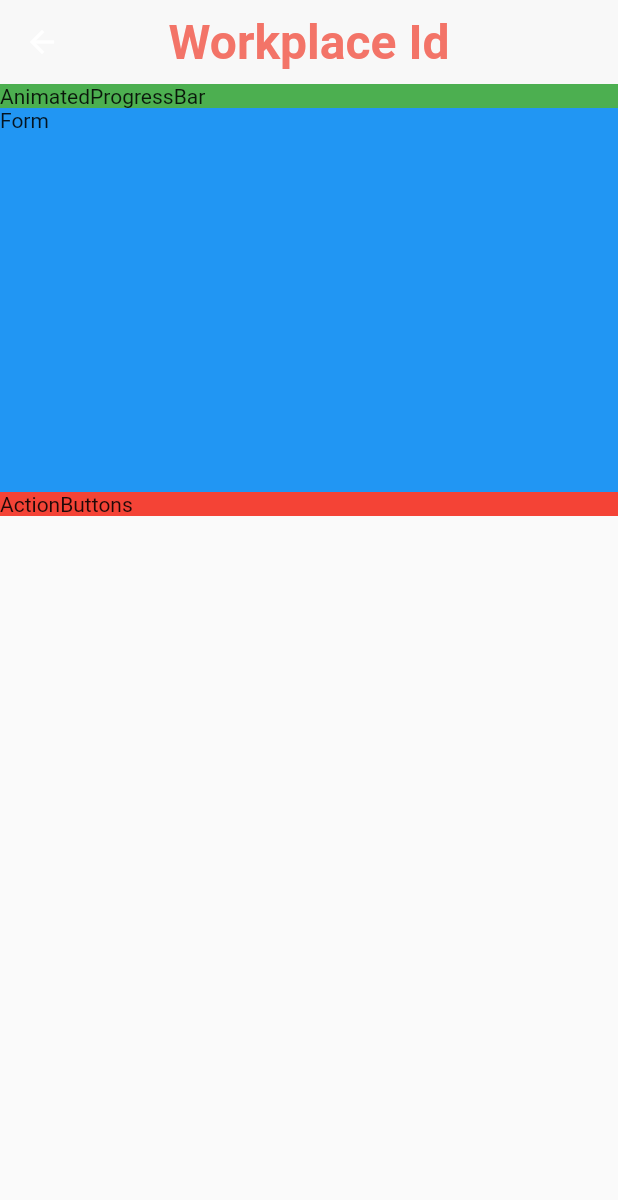
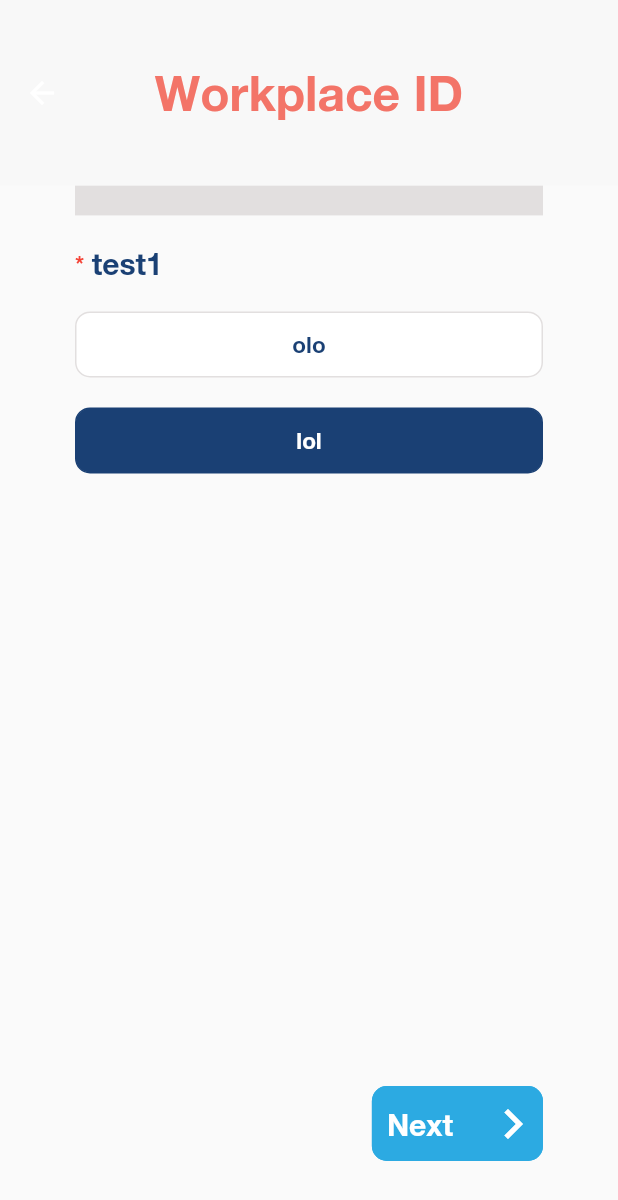
Before and after one commit to slavefreetrade/libertas_people, a Flutter app: the ProfileCreationView screen opened directly, on a phone screen of 412 x 824 dp. Shown: the top 1200 px of the screen. Run offline on Flutter 3.47's test engine with Material 2 defaults, Android fonts, the phone set to English and light mode, and no system bars; our stand-ins replace device_preview.

Commit message:
Add profile creation view

```diff
--- a/lib/main.dart
+++ b/lib/main.dart
@@ -1,10 +1,10 @@
 import 'package:device_preview/device_preview.dart';
 import 'package:flutter/material.dart';
 import 'package:flutter_localizations/flutter_localizations.dart';
-import 'package:libertaspeople/pages/profile_creation/shared/fonts/app_fonts.dart';
 
 import 'constants/colors.dart';
 import 'generated/l10n.dart';
+import 'pages/profile_creation/shared/fonts/app_fonts.dart';
 import 'pages/ui_development_page.dart';
 
 
@@ -50,7 +50,7 @@ class MyApp extends StatelessWidget {
                 color: ColorConstants.orange,
                 fontFamily: AppFonts.helveticaNeue,
                 fontSize: 32,
-                fontWeight: FontWeight.w700),
+                fontWeight: FontWeight.w500),
           ),
         ),
       ),
--- /dev/null
+++ b/lib/pages/profile_creation/base/base_view.dart
@@ -0,0 +1,44 @@
+import 'package:flutter/material.dart';
+import 'package:provider/provider.dart';
+
+class BaseView<T extends ChangeNotifier> extends StatefulWidget {
+  const BaseView({
+    Key key,
+    this.builder,
+    this.model,
+    this.child,
+    this.onModelReady,
+  }) : super(key: key);
+
+  final Widget Function(BuildContext context, T model, Widget child) builder;
+  final T model;
+  final Widget child;
+  final Function(T) onModelReady;
+
+  @override
+  _BaseWidgetState<T> createState() => _BaseWidgetState<T>();
+}
+
+class _BaseWidgetState<T extends ChangeNotifier> extends State<BaseView<T>> {
+  T model;
+
+  @override
+  void initState() {
+    model = widget.model;
+    if (widget.onModelReady != null) {
+      widget.onModelReady(model);
+    }
+    super.initState();
+  }
+
+  @override
+  Widget build(BuildContext context) {
+    return ChangeNotifierProvider<T>(
+      create: (BuildContext context) => model,
+      child: Consumer<T>(
+        builder: widget.builder,
+        child: widget.child,
+      ),
+    );
+  }
+}
--- /dev/null
+++ b/lib/pages/profile_creation/base/base_view_model.dart
@@ -0,0 +1,12 @@
+import 'package:flutter/widgets.dart';
+
+class BaseViewModel with ChangeNotifier {
+  bool _busy = false;
+
+  bool get busy => _busy;
+
+  void setBusy(bool value) {
+    _busy = value;
+    notifyListeners();
+  }
+}
--- /dev/null
+++ b/lib/pages/profile_creation/models/profile_model.dart
@@ -0,0 +1,15 @@
+class ProfileModel {
+  String workplaceId;
+  Gender gender;
+
+  ProfileModel({
+    this.workplaceId,
+    this.gender,
+  });
+}
+
+enum Gender { male, female, other, preferNotToSay }
+
+extension ParseToString on Gender {
+  String toShortString() => toString().split('.').last;
+}
--- /dev/null
+++ b/lib/pages/profile_creation/models/profile_query_model.dart
@@ -0,0 +1,15 @@
+import 'package:flutter/widgets.dart';
+
+class ProfileFormQuestionModel {
+  String title;
+  List<String> options;
+  int selectedIndex;
+  bool isRequired;
+
+  ProfileFormQuestionModel({
+    @required this.title,
+    this.selectedIndex,
+    this.options = const <String>[],
+    this.isRequired = true
+  });
+}
--- /dev/null
+++ b/lib/pages/profile_creation/profile_creation_view.dart
@@ -0,0 +1,136 @@
+import 'package:flutter/material.dart';
+
+import 'base/base_view.dart';
+import 'models/profile_query_model.dart';
+import 'profile_creation_view_model.dart';
+import 'shared/utils/extensions.dart';
+import 'widgets/bottom_action_buttons.dart';
+import 'widgets/header_progress_bar.dart';
+import 'widgets/multiselect_form_view.dart';
+
+class ProfileCreationView extends StatefulWidget {
+  const ProfileCreationView({Key key}) : super(key: key);
+
+  @override
+  _ProfileCreationViewState createState() => _ProfileCreationViewState();
+}
+
+class _ProfileCreationViewState extends State<ProfileCreationView> {
+  int _progressIndex = 0;
+  PageController _pageController;
+  Duration animationDuration = const Duration(microseconds: 50);
+  Curve animationCurve = Curves.easeIn;
+
+  @override
+  void initState() {
+    super.initState();
+    _pageController = PageController();
+  }
+
+  final List<Widget> _pages = [
+    MultiSelectFormPage(ProfileFormQuestionModel(
+        title: 'test1', options: ['olo', 'lol'], selectedIndex: 1)),
+    MultiSelectFormPage(
+        ProfileFormQuestionModel(title: 'test2', options: ['sho', 'pooo'])),
+    MultiSelectFormPage(
+        ProfileFormQuestionModel(title: 'test3', options: ['olo', 'lol'])),
+  ];
+
+  @override
+  Widget build(BuildContext context) {
+    return BaseView<ProfileCreationViewModel>(
+        model: ProfileCreationViewModel(),
+        builder: (BuildContext context, ProfileCreationViewModel model,
+                Widget child) =>
+            WillPopScope(
+              onWillPop: _onWillPop,
+              child: SafeArea(
+                child: Scaffold(
+                  appBar: _buildAppBar(context),
+                  body: Padding(
+                    padding: const EdgeInsets.symmetric(horizontal: 50),
+                    child: Column(
+                      crossAxisAlignment: CrossAxisAlignment.stretch,
+                      children: [
+                        HeaderProgressBar(
+                          animatedDuration: const Duration(seconds: 1),
+                          currentValue: _progressIndex,
+                          maxValue: _pages.length - 1,
+                        ),
+                        Expanded(
+                          child: PageView(
+                            controller: _pageController,
+                            physics: const NeverScrollableScrollPhysics(),
+                            children: _pages,
+                          ),
+                        ),
+                        Column(
+                          mainAxisAlignment: MainAxisAlignment.end,
+                          children: [
+                            BottomActionButtons(
+                              onPressedBack: _onPressedBack,
+                              onPressedNext: _onPressedNext,
+                              // ignore: avoid_bool_literals_in_conditional_expressions
+                              showBack: _pageController.hasClients
+                                  ? _pageController.page != 0
+                                  : false,
+                              // ignore: avoid_bool_literals_in_conditional_expressions
+                              showNext: _pageController.hasClients
+                                  ? _pageController.page != _pages.length - 1
+                                  : true,
+                            ),
+                            const SizedBox(height: 50),
+                          ],
+                        ),
+                      ],
+                    ),
+                  ),
+                ),
+              ),
+            ));
+  }
+
+  AppBar _buildAppBar(BuildContext context) {
+    return AppBar(
+      title: const Text('Workplace ID'),
+      centerTitle: true,
+      toolbarHeight: context.height * 0.15,
+    );
+  }
+
+  Future<bool> _onWillPop() async {
+    if (_pageController.hasClients
+        ? _pageController.page == 0
+        : _pageController.initialPage == 0) {
+      return true;
+    } else {
+      await _onPressedBack();
+      return false;
+    }
+  }
+
+  @override
+  void dispose() {
+    _pageController.dispose();
+    super.dispose();
+  }
+
+  Future<void> _onPressedNext() async {
+    print('going from ${_pageController.page} to ${_pageController.page + 1}');
+
+    _progressIndex++;
+    await _pageController.animateToPage(_progressIndex,
+        duration: animationDuration, curve: animationCurve);
+    setState(() {});
+  }
+
+  Future<void> _onPressedBack() async {
+    print('going from ${_pageController.page} to ${_pageController.page - 1}');
+
+    _progressIndex--;
+    await _pageController.animateToPage(_progressIndex,
+        duration: animationDuration, curve: animationCurve);
+
+    setState(() {});
+  }
+}
--- /dev/null
+++ b/lib/pages/profile_creation/profile_creation_view_model.dart
@@ -0,0 +1,3 @@
+import 'base/base_view_model.dart';
+
+class ProfileCreationViewModel extends BaseViewModel {}
--- /dev/null
+++ b/lib/pages/profile_creation/provider/profile_creation_provider.dart
@@ -0,0 +1,4 @@
+import 'package:flutter/material.dart';
+
+class ProfileCreationProvider extends ChangeNotifier {
+}
--- a/lib/pages/profile_creation/shared/buttons/base_button_widget.dart
+++ b/lib/pages/profile_creation/shared/buttons/base_button_widget.dart
@@ -1,5 +1,4 @@
 import 'package:flutter/material.dart';
-import '../../../../constants/colors.dart';
 
 class BaseButton extends StatelessWidget {
   final Function() onPressedBtn;
@@ -56,8 +55,8 @@ class BaseButton extends StatelessWidget {
             labelBtn,
             style: TextStyle(
               color: colorTxt,
-              fontWeight: FontWeight.w700,
-              fontSize: 24, // double
+              fontWeight: FontWeight.w500,
+              fontSize: 20, // double
             ),
           ),
           if (isRightArrowBtn)
--- a/lib/pages/profile_creation/shared/buttons/button_full_color_with_next_arrow.dart
+++ b/lib/pages/profile_creation/shared/buttons/button_full_color_with_next_arrow.dart
@@ -1,5 +1,5 @@
 import 'package:flutter/material.dart';
-import 'package:libertaspeople/constants/colors.dart';
+import '../../../../constants/colors.dart';
 import 'base_button_widget.dart';
 
 class ButtonFullColorWithNextArrow extends BaseButton {
@@ -17,5 +17,6 @@ class ButtonFullColorWithNextArrow extends BaseButton {
             isRightArrowBtn: true,
             colorBtn: ColorConstants.lightBlue,
             colorTxt: ColorConstants.white,
+            colorBorder: ColorConstants.lightBlue,
             key: key);
 }
--- /dev/null
+++ b/lib/pages/profile_creation/shared/fonts/app_fonts.dart
@@ -0,0 +1,3 @@
+class AppFonts {
+  static const String helveticaNeue = 'HelveticaNeue';
+}
--- /dev/null
+++ b/lib/pages/profile_creation/shared/form_fields/app_form_field.dart
@@ -0,0 +1,63 @@
+import 'package:flutter/material.dart';
+import '../../../../constants/colors.dart';
+
+class AppFormField extends StatelessWidget {
+  final String label;
+  final bool isSelected;
+  final double fontSize;
+  final double padding;
+
+  const AppFormField({
+    Key key,
+    @required this.label,
+    this.isSelected = false,
+    this.fontSize = 15,
+    this.padding = 12
+  })  : assert(label != null),
+        super(key: key);
+
+  @override
+  Widget build(BuildContext context) {
+    return isSelected
+        ? Container(
+            width: double.infinity,
+            padding: EdgeInsets.all(padding),
+            decoration: BoxDecoration(
+              color: ColorConstants.darkBlue,
+              border: Border.all(
+                color: ColorConstants.darkBlue,
+              ),
+              borderRadius: const BorderRadius.all(
+                Radius.circular(10),
+              ),
+            ),
+            child: Center(
+                child: Text(
+              label,
+              style: TextStyle(
+                  color: ColorConstants.white,
+                  fontSize: fontSize,
+                  fontWeight: FontWeight.w500),
+            )),
+          )
+        : Container(
+            width: double.infinity,
+            padding: EdgeInsets.all(padding),
+            decoration: BoxDecoration(
+              color: ColorConstants.white,
+              border: Border.all(
+                color: ColorConstants.greyAboutPage,
+              ),
+              borderRadius: const BorderRadius.all(
+                Radius.circular(10),
+              ),
+            ),
+            child: Center(
+              child: Text(label,
+                  style: TextStyle(
+                      color: ColorConstants.darkBlue,
+                      fontSize: fontSize,
+                      fontWeight: FontWeight.w500)),
+            ));
+  }
+}
--- /dev/null
+++ b/lib/pages/profile_creation/shared/utils/extensions.dart
@@ -0,0 +1,12 @@
+import 'package:flutter/material.dart';
+
+extension StringExtension on String {
+  String capitalizeFirstLetter() {
+    return '${this[0].toUpperCase()}${substring(1)}';
+  }
+}
+
+extension BuildContextExtension on BuildContext {
+  double get height => MediaQuery.of(this).size.height;
+  double get width => MediaQuery.of(this).size.width;
+}
--- a/lib/pages/profile_creation/view.dart
+++ /dev/null
@@ -1,36 +0,0 @@
-import 'package:flutter/material.dart';
-
-class ProfileCreationView extends StatelessWidget {
-  @override
-  Widget build(BuildContext context) {
-    return Scaffold(
-      appBar: AppBar(title: Text('Workplace Id')),
-      body: SafeArea(
-        bottom: false,
-        child: Column(
-          crossAxisAlignment: CrossAxisAlignment.stretch,
-          children: [
-            Flexible(
-              child: Container(
-                color: Colors.green,
-                child: Text('AnimatedProgressBar'),
-              ),
-            ),
-            Expanded(
-              child: Container(
-                color: Colors.blue,
-                child: Text('Form'),
-              ),
-            ),
-            Flexible(
-              child: Container(
-                color: Colors.red,
-                child: Text('ActionButtons'),
-              ),
-            ),
-          ],
-        ),
-      ),
-    );
-  }
-}
--- /dev/null
+++ b/lib/pages/profile_creation/widgets/bottom_action_buttons.dart
@@ -0,0 +1,44 @@
+import 'package:flutter/material.dart';
+import '../shared/buttons/button_bordered_with_back_arrow.dart';
+import '../shared/buttons/button_full_color_with_next_arrow.dart';
+
+class BottomActionButtons extends StatelessWidget {
+  const BottomActionButtons({
+    Key key,
+    @required this.onPressedBack,
+    @required this.onPressedNext,
+    this.showBack = true,
+    this.showNext = true,
+  })  : assert(onPressedBack != null,
+            'onPressedBack should not be equal to null in BottomActionButtons'),
+        assert(onPressedNext != null,
+            'onPressedNext should not be equal to null in BottomActionButtons'),
+        super(key: key);
+  final Function() onPressedNext;
+  final Function() onPressedBack;
+  final bool showBack;
+  final bool showNext;
+
+  @override
+  Widget build(BuildContext context) {
+    return Row(
+      mainAxisAlignment: MainAxisAlignment.spaceBetween,
+      children: [
+        if (onPressedBack != null && showBack)
+          ButtonBorderedWithBackArrow(
+            label: 'Back',
+            onPressed: onPressedBack,
+          )
+        else
+          const SizedBox.shrink(),
+        if (onPressedNext != null && showNext)
+          ButtonFullColorWithNextArrow(
+            label: 'Next',
+            onPressed: onPressedNext,
+          )
+        else
+          const SizedBox.shrink(),
+      ],
+    );
+  }
+}
--- /dev/null
+++ b/lib/pages/profile_creation/widgets/header_progress_bar.dart
@@ -0,0 +1,162 @@
+import 'package:flutter/animation.dart';
+import 'package:flutter/widgets.dart';
+import '../../../constants/colors.dart';
+
+class HeaderProgressBar extends StatefulWidget {
+  const HeaderProgressBar(
+      {Key key,
+        this.currentValue = 0,
+        this.maxValue = 100,
+        this.size = 20,
+        this.animatedDuration = const Duration(milliseconds: 300),
+        this.direction = Axis.horizontal,
+        this.verticalDirection = VerticalDirection.down,
+        this.borderRadius = 0,
+        this.border,
+        this.backgroundColor = ColorConstants.greyAboutPage,
+        this.progressColor = ColorConstants.lightBlue,
+        this.changeColorValue,
+        this.changeProgressColor = const Color(0xFF5F4B8B),
+        this.displayText})
+      : super(key: key);
+  final int currentValue;
+  final int maxValue;
+  final double size;
+  final Duration animatedDuration;
+  final Axis direction;
+  final VerticalDirection verticalDirection;
+  final double borderRadius;
+  final BoxBorder border;
+  final Color backgroundColor;
+  final Color progressColor;
+  final int changeColorValue;
+  final Color changeProgressColor;
+  final String displayText;
+
+  @override
+  _HeaderProgressBarState createState() => _HeaderProgressBarState();
+}
+
+class _HeaderProgressBarState extends State<HeaderProgressBar>
+    with SingleTickerProviderStateMixin {
+  Animation<double> _animation;
+  AnimationController _controller;
+  double _currentBegin = 0;
+  double _currentEnd = 0;
+
+  @override
+  void initState() {
+    _controller =
+        AnimationController(duration: widget.animatedDuration, vsync: this);
+    _animation = Tween<double>(begin: _currentBegin, end: _currentEnd)
+        .animate(_controller);
+    triggerAnimation();
+    super.initState();
+  }
+
+  @override
+  void didUpdateWidget(HeaderProgressBar old) {
+    triggerAnimation();
+    super.didUpdateWidget(old);
+  }
+
+  void triggerAnimation() {
+    setState(() {
+      _currentBegin = _animation.value;
+      _currentEnd = widget.currentValue / widget.maxValue;
+      _animation = Tween<double>(begin: _currentBegin, end: _currentEnd)
+          .animate(_controller);
+    });
+    _controller.reset();
+    _controller.forward();
+  }
+
+  @override
+  Widget build(BuildContext context) => _AnimatedProgressBar(
+    animation: _animation,
+    widget: widget,
+  );
+
+  @override
+  void dispose() {
+    _controller.dispose();
+    super.dispose();
+  }
+}
+
+class _AnimatedProgressBar extends AnimatedWidget {
+  const _AnimatedProgressBar({
+    Key key,
+    Animation<double> animation,
+    this.widget,
+  }) : super(key: key, listenable: animation);
+  final HeaderProgressBar widget;
+
+  double transformValue(double x, int begin, int end, int before) {
+    final y = (end * x - (begin - before)) * (1 / before);
+    return y < 0 ? 0 : ((y > 1) ? 1 : y);
+  }
+
+  @override
+  Widget build(BuildContext context) {
+    final animation = listenable as Animation<double>;
+    var progressColor = widget.progressColor;
+
+    if (widget.changeColorValue != null) {
+      final _colorTween = ColorTween(
+          begin: widget.progressColor, end: widget.changeProgressColor);
+      progressColor = _colorTween.transform(transformValue(
+          animation.value, widget.changeColorValue, widget.maxValue, 5));
+    }
+
+    final progressWidgets = <Widget>[];
+    final Widget progressWidget = Container(
+      decoration: BoxDecoration(
+          color: progressColor,
+          borderRadius: BorderRadius.circular(widget.borderRadius),
+          border: widget.border),
+    );
+    progressWidgets.add(progressWidget);
+
+    if (widget.displayText != null) {
+      final Widget textProgress = Container(
+          alignment: widget.direction == Axis.horizontal
+              ? const FractionalOffset(0.95, 0.5)
+              : (widget.verticalDirection == VerticalDirection.up
+              ? const FractionalOffset(0.5, 0.05)
+              : const FractionalOffset(0.5, 0.95)),
+          child: Text(
+              (animation.value * widget.maxValue).toInt().toString() +
+                  widget.displayText,
+              softWrap: false,
+              style: const TextStyle(color: Color(0xFFFFFFFF), fontSize: 12)));
+      progressWidgets.add(textProgress);
+    }
+
+    return Directionality(
+      textDirection: TextDirection.ltr,
+      child: Container(
+        width: widget.direction == Axis.vertical ? widget.size : null,
+        height: widget.direction == Axis.horizontal ? widget.size : null,
+        decoration: BoxDecoration(
+          color: widget.backgroundColor,
+          borderRadius: BorderRadius.circular(widget.borderRadius),
+          border: widget.border,
+        ),
+        child: Flex(
+          direction: widget.direction,
+          verticalDirection: widget.verticalDirection,
+          children: <Widget>[
+            Expanded(
+                flex: (animation.value * 100).toInt(),
+                child: Stack(children: progressWidgets)),
+            Expanded(
+              flex: 100 - (animation.value * 100).toInt(),
+              child: Container(),
+            )
+          ],
+        ),
+      ),
+    );
+  }
+}
--- /dev/null
+++ b/lib/pages/profile_creation/widgets/multiselect_form_view.dart
@@ -0,0 +1,60 @@
+import 'package:flutter/material.dart';
+
+import '../../../constants/colors.dart';
+import '../models/profile_query_model.dart';
+import '../shared/form_fields/app_form_field.dart';
+
+class MultiSelectFormPage extends StatefulWidget {
+  final ProfileFormQuestionModel formQuestion;
+  const MultiSelectFormPage(this.formQuestion, {Key key}) : super(key: key);
+
+  @override
+  _MultiSelectFormPageState createState() => _MultiSelectFormPageState();
+}
+
+class _MultiSelectFormPageState extends State<MultiSelectFormPage> {
+  @override
+  Widget build(BuildContext context) {
+    return Column(
+      children: [
+        _verticalDivider(),
+        _buildTitle(),
+        _verticalDivider(),
+        Expanded(
+          child: ListView.separated(
+              separatorBuilder: (_, __) => _verticalDivider(),
+              itemBuilder: (_, index) => AppFormField(
+                  label: widget.formQuestion.options[index],
+                  // ignore: avoid_bool_literals_in_conditional_expressions
+                  isSelected: widget.formQuestion.selectedIndex != null
+                      ? widget.formQuestion.selectedIndex == index
+                      : false),
+              itemCount: widget.formQuestion.options.length),
+        ),
+        _verticalDivider(),
+      ],
+    );
+  }
+
+  Row _buildTitle() {
+    return Row(
+      children: [
+        if (widget.formQuestion.isRequired)
+          const Text(
+            '*',
+            style: TextStyle(color: Colors.red, fontSize: 15),
+          ),
+        const SizedBox(width: 5),
+        Text(
+          widget.formQuestion.title,
+          style: const TextStyle(
+              color: ColorConstants.darkBlue,
+              fontSize: 20,
+              fontWeight: FontWeight.w500),
+        ),
+      ],
+    );
+  }
+
+  SizedBox _verticalDivider() => const SizedBox(height: 20);
+}
--- a/lib/pages/ui_development_page.dart
+++ b/lib/pages/ui_development_page.dart
@@ -1,5 +1,5 @@
 import 'package:flutter/material.dart';
-import 'package:libertaspeople/pages/profile_creation/view.dart';
+import 'profile_creation/profile_creation_view.dart';
 
 class UIDevelopmentPage extends StatefulWidget {
   @override
@@ -28,9 +28,10 @@ class _UIDevelopmentPageState extends State<UIDevelopmentPage> {
               },
             ),
             ListTile(
-              title: Text("feat-profile creation"),
-              onTap: () => Navigator.of(context).push(MaterialPageRoute(
-                builder: (_) => ProfileCreationView(),
+              title: Text('feat-profile creation'),
+              onTap: () => Navigator.of(context)
+                  .pushReplacement<Object, Object>(MaterialPageRoute<dynamic>(
+                builder: (_) => const ProfileCreationView(),
               )),
             ),
             ListTile(
```
Also changed, not shown: lib/generated/intl/messages_all.dart (added), lib/generated/intl/messages_en.dart (added), lib/generated/l10n.dart (added).
